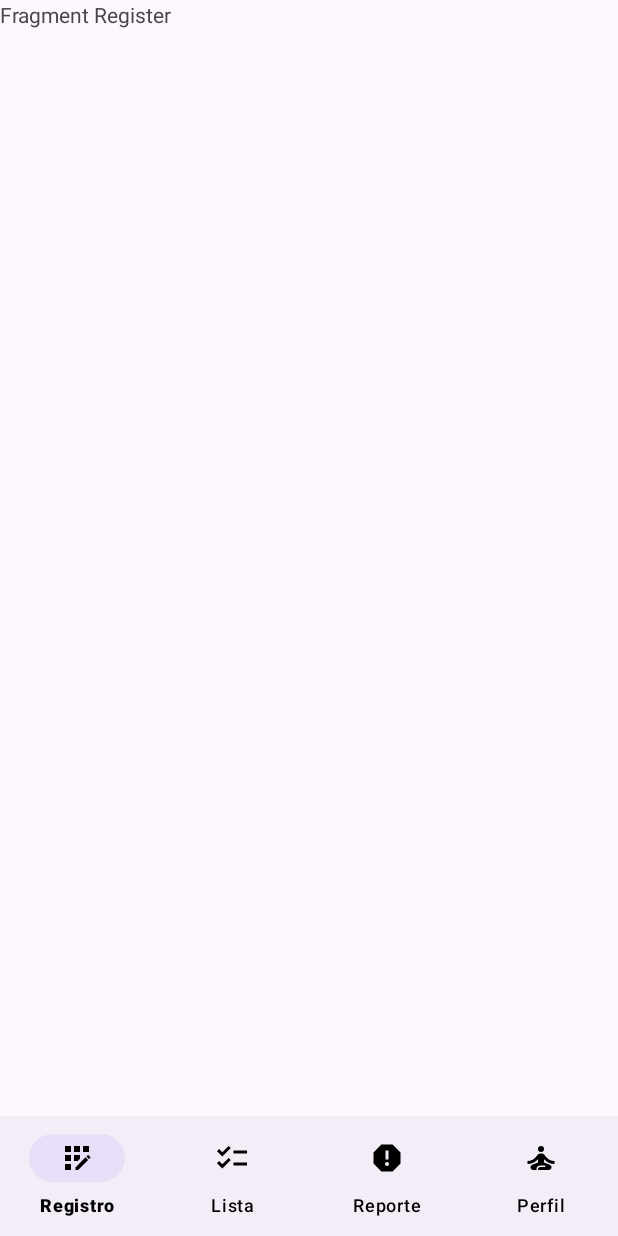
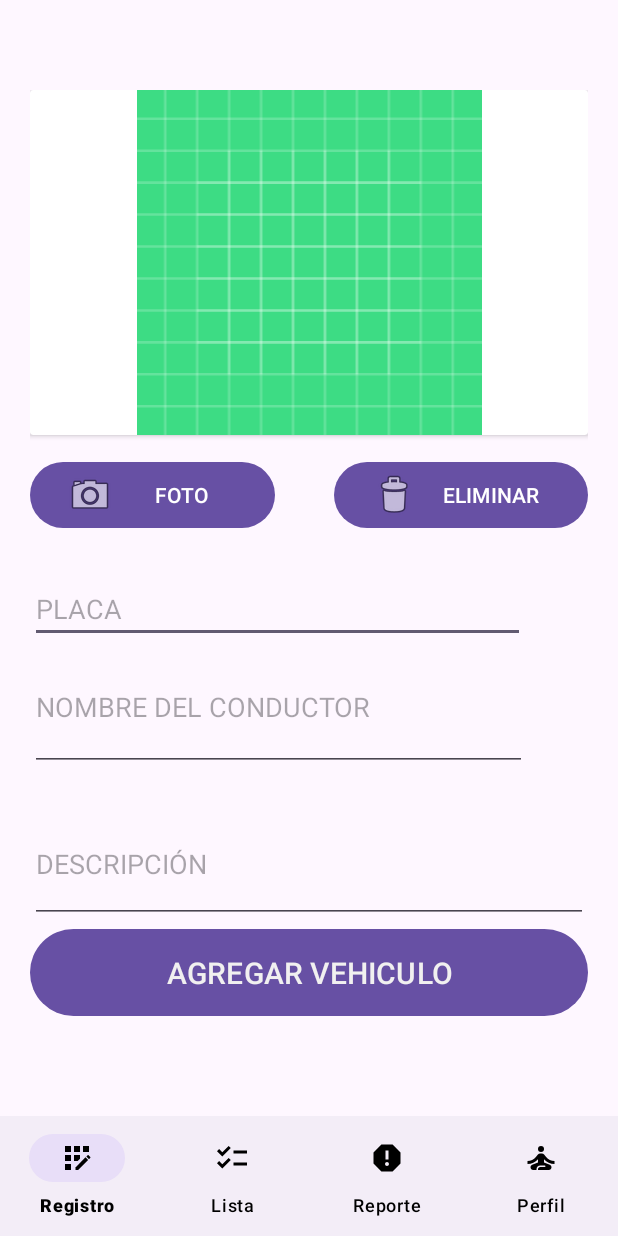
Before and after one commit to JeanTaboada/MecanicAppProJean, an Android app: the RegisterFragment screen opened directly, with no data from a screen before it, on a phone screen of 412 x 824 dp. Run offline under Robolectric (Android 15) with nearby library versions, the phone set to English and light mode, and no system bars.

Commit message:
Agregando diseño de fragment registro

```diff
--- a/app/src/main/res/layout/fragment_register.xml
+++ b/app/src/main/res/layout/fragment_register.xml
@@ -1,14 +1,122 @@
 <?xml version="1.0" encoding="utf-8"?>
 <FrameLayout xmlns:android="http://schemas.android.com/apk/res/android"
+    xmlns:app="http://schemas.android.com/apk/res-auto"
     xmlns:tools="http://schemas.android.com/tools"
     android:layout_width="match_parent"
     android:layout_height="match_parent"
     tools:context=".ui.fragments.RegisterFragment">
 
-    <!-- TODO: Update blank fragment layout -->
-    <TextView
+    <androidx.constraintlayout.widget.ConstraintLayout
         android:layout_width="match_parent"
-        android:layout_height="match_parent"
-        android:text="Fragment Register" />
+        android:layout_height="match_parent">
+
+        <LinearLayout
+            android:id="@+id/linearLayout"
+            android:layout_width="match_parent"
+            android:layout_height="match_parent"
+            android:layout_marginStart="20dp"
+            android:layout_marginTop="60dp"
+            android:layout_marginEnd="20dp"
+            android:orientation="vertical"
+            app:layout_constraintBottom_toBottomOf="parent"
+            app:layout_constraintEnd_toEndOf="parent"
+            app:layout_constraintHorizontal_bias="1.0"
+            app:layout_constraintStart_toStartOf="parent"
+            app:layout_constraintTop_toTopOf="parent"
+            app:layout_constraintVertical_bias="0.0">
+
+            <LinearLayout
+                android:id="@+id/img_btn"
+                android:layout_width="match_parent"
+                android:layout_height="625dp"
+                android:orientation="vertical">
+
+                <androidx.cardview.widget.CardView
+                    android:layout_width="match_parent"
+                    android:layout_height="wrap_content">
+
+                    <ImageView
+                        android:id="@+id/photo_veh"
+                        android:layout_width="match_parent"
+                        android:layout_height="230dp"
+                        android:src="@drawable/ic_launcher_background" />
+                </androidx.cardview.widget.CardView>
+
+                <Space
+                    android:layout_width="match_parent"
+                    android:layout_height="14dp" />
+
+                <LinearLayout
+                    android:layout_width="match_parent"
+                    android:layout_height="wrap_content"
+                    android:orientation="horizontal">
+
+                    <Button
+                        android:id="@+id/btn_foto_registro"
+                        android:layout_width="wrap_content"
+                        android:layout_height="wrap_content"
+                        android:layout_weight="1"
+                        android:drawableLeft="@android:drawable/ic_menu_camera"
+                        android:text="@string/btn_foto" />
+
+                    <Space
+                        android:layout_width="wrap_content"
+                        android:layout_height="wrap_content"
+                        android:layout_weight="1" />
+
+                    <Button
+                        android:id="@+id/btn_eliminar_foto_registro"
+                        android:layout_width="130dp"
+                        android:layout_height="wrap_content"
+                        android:layout_weight="1"
+                        android:drawableLeft="@android:drawable/ic_menu_delete"
+                        android:text="@string/btn_eliminar" />
+                </LinearLayout>
+
+                <Space
+                    android:layout_width="match_parent"
+                    android:layout_height="27dp" />
+
+                <EditText
+                    android:id="@+id/txt_placa"
+                    android:layout_width="330dp"
+                    android:layout_height="wrap_content"
+                    android:ems="10"
+                    android:hint="@string/text_view_placa"
+                    android:inputType="text" />
+
+                <EditText
+                    android:id="@+id/txt_nombre_conductor"
+                    android:layout_width="331dp"
+                    android:layout_height="85dp"
+                    android:ems="10"
+                    android:hint="@string/text_view_NombreDelConductor"
+                    android:inputType="text" />
+
+                <Space
+                    android:layout_width="match_parent"
+                    android:layout_height="39dp" />
+
+                <EditText
+                    android:id="@+id/txt_descripcion_registro"
+                    android:layout_width="match_parent"
+                    android:layout_height="62dp"
+                    android:ems="10"
+                    android:gravity="start|top"
+                    android:hint="@string/text_Descripcion"
+                    android:inputType="textMultiLine" />
+
+                <Button
+                    android:id="@+id/btn_agregar_registro"
+                    android:layout_width="match_parent"
+                    android:layout_height="66dp"
+                    android:hint="@string/btn_agregar_vehiculo2"
+                    android:textColorHint="#F1F0F0"
+                    android:textSize="20sp" />
+
+            </LinearLayout>
+        </LinearLayout>
+
+    </androidx.constraintlayout.widget.ConstraintLayout>
 
 </FrameLayout>
```
